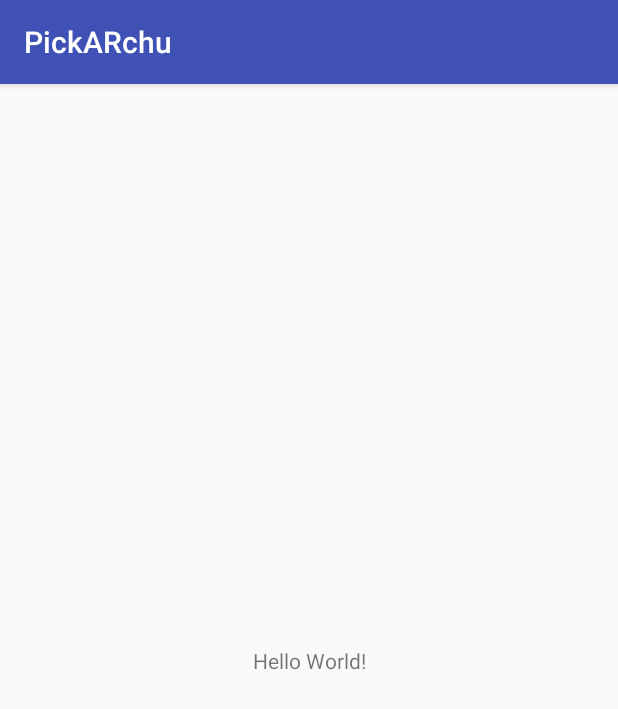
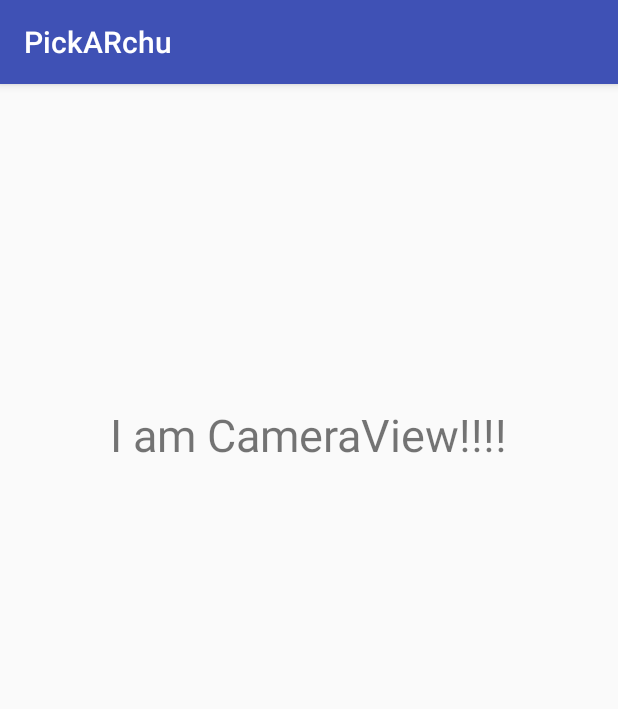
Before and after one commit to SoojiNoh/pickARchu, an Android app: the screen it shows after launch (MainActivity), on a phone screen of 412 x 824 dp. Shown: the top 709 px of the screen. Run offline under Robolectric (Android 15) with nearby library versions, the phone set to English and light mode, and no system bars.

```diff
--- a/app/src/main/AndroidManifest.xml
+++ b/app/src/main/AndroidManifest.xml
@@ -1,7 +1,8 @@
 <?xml version="1.0" encoding="utf-8"?>
 <manifest xmlns:android="http://schemas.android.com/apk/res/android"
     package="com.example.soojinoh.pickarchu" >
-
+    <uses-permission android:name="android.permission.WRITE_EXTERNAL_STORAGE" />
+    <uses-permission android:name="android.permission.READ_EXTERNAL_STORAGE" />
     <application
         android:allowBackup="true"
         android:icon="@mipmap/ic_launcher"
--- a/app/src/main/res/layout/activity_main.xml
+++ b/app/src/main/res/layout/activity_main.xml
@@ -1,19 +1,19 @@
 <?xml version="1.0" encoding="utf-8"?>
-<android.support.constraint.ConstraintLayout
+<RelativeLayout
     xmlns:android="http://schemas.android.com/apk/res/android"
     xmlns:tools="http://schemas.android.com/tools"
-    xmlns:app="http://schemas.android.com/apk/res-auto"
     android:layout_width="match_parent"
     android:layout_height="match_parent"
     tools:context="com.example.soojinoh.pickarchu.MainActivity">
 
     <TextView
+        android:id="@+id/textView"
         android:layout_width="wrap_content"
         android:layout_height="wrap_content"
-        android:text="Hello World!"
-        app:layout_constraintBottom_toBottomOf="parent"
-        app:layout_constraintLeft_toLeftOf="parent"
-        app:layout_constraintRight_toRightOf="parent"
-        app:layout_constraintTop_toTopOf="parent" />
-
-</android.support.constraint.ConstraintLayout>
+        android:layout_alignParentTop="true"
+        android:layout_centerHorizontal="true"
+        android:layout_marginTop="213dp"
+        android:text="I am CameraView!!!!"
+        android:onClick="onCameraViewClick"
+        android:textSize="30sp" />
+</RelativeLayout>
```
Also changed, not shown: app/src/main/java/com/example/soojinoh/pickarchu/MainActivity.java (+89 -0 lines).
